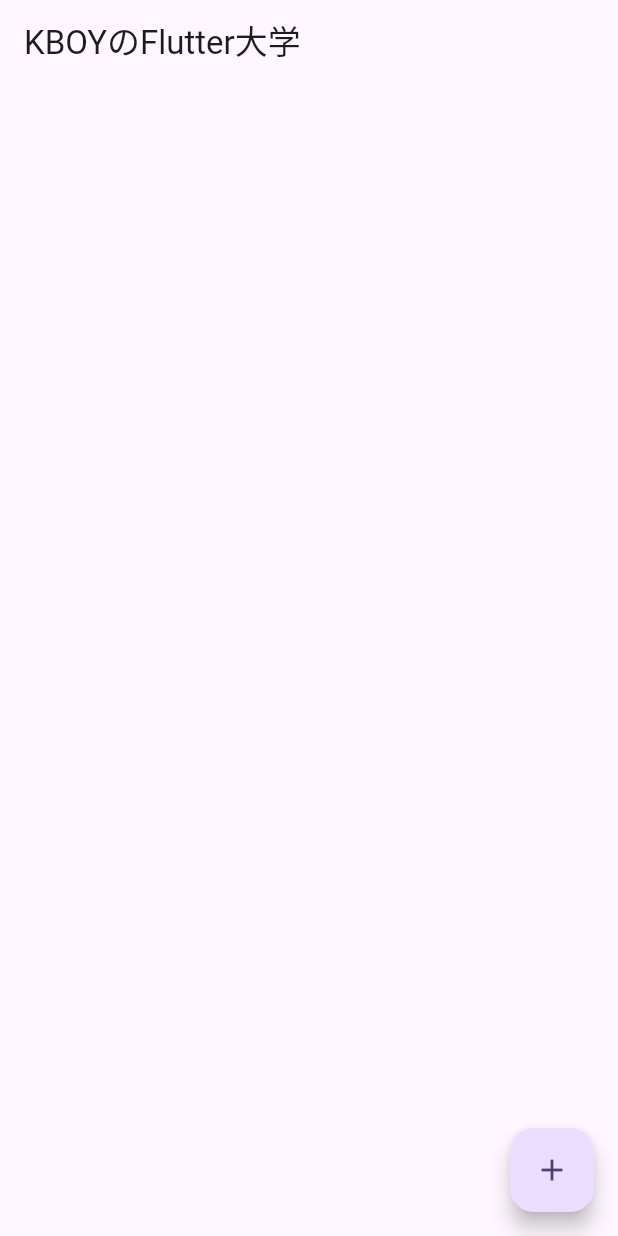
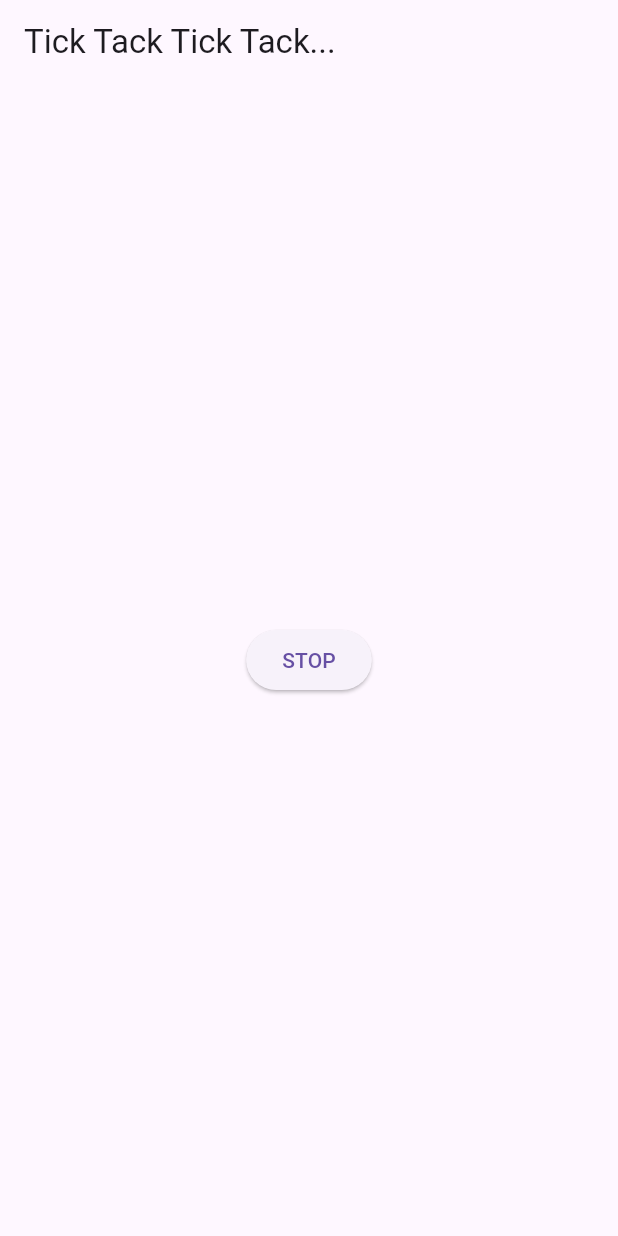
Before and after one commit to I10n/open-and-stop-timer, a Flutter app: the screen it shows after launch, on a phone screen of 412 x 824 dp. Run offline on Flutter 3.47's test engine with Material 3 defaults, Android fonts, the phone set to English and light mode, and no system bars.

Commit message:
CREATE Ticking_desplay
CREATE Setting_desplay

CHANGE Navigation_each_desplay

```diff
--- a/lib/main.dart
+++ b/lib/main.dart
@@ -5,7 +5,7 @@
 }
 
 class MyApp extends StatelessWidget {
-  const MyApp({super.key});
+  const MyApp({Key? key}) : super(key: key);
 
   // This widget is the root of your application.
   @override
@@ -13,75 +13,49 @@
     return MaterialApp(
       title: 'Flutter Demo',
       theme: ThemeData(
-        // This is the theme of your application.
-        //
-        // TRY THIS: Try running your application with "flutter run". You'll see
-        // the application has a purple toolbar. Then, without quitting the app,
-        // try changing the seedColor in the colorScheme below to Colors.green
-        // and then invoke "hot reload" (save your changes or press the "hot
-        // reload" button in a Flutter-supported IDE, or press "r" if you used
-        // the command line to start the app).
-        //
-        // Notice that the counter didn't reset back to zero; the application
-        // state is not lost during the reload. To reset the state, use hot
-        // restart instead.
-        //
-        // This works for code too, not just values: Most code changes can be
-        // tested with just a hot reload.
-        colorScheme: ColorScheme.fromSeed(seedColor: Colors.deepPurple),
-        useMaterial3: true,
+        primarySwatch: Colors.green,
       ),
-      home: const MyHomePage(title: 'Flutter Demo Home Page'),
+      home: MyHomePage(),
     );
   }
 }
 
-class MyHomePage extends StatefulWidget {
-  const MyHomePage({super.key, required this.title});
-
-  // This widget is the home page of your application. It is stateful, meaning
-  // that it has a State object (defined below) that contains fields that affect
-  // how it looks.
-
-  // This class is the configuration for the state. It holds the values (in this
-  // case the title) provided by the parent (in this case the App widget) and
-  // used by the build method of the State. Fields in a Widget subclass are
-  // always marked "final".
-
-  final String title;
-
-  @override
-  State<MyHomePage> createState() => _MyHomePageState();
-}
-
-class _MyHomePageState extends State<MyHomePage> {
-  int _counter = 0;
-
-  void _incrementCounter() {
-    setState(() {
-      // This call to setState tells the Flutter framework that something has
-      // changed in this State, which causes it to rerun the build method below
-      // so that the display can reflect the updated values. If we changed
-      // _counter without calling setState(), then the build method would not be
-      // called again, and so nothing would appear to happen.
-      _counter++;
-    });
-  }
-
+class MyHomePage extends StatelessWidget {
   @override
   Widget build(BuildContext context) {
     return Scaffold(
       appBar: AppBar(
-        title: Text('KBOYのFlutter大学'),
+        title: Text('Tick Tack Tick Tack...'),
       ),
       body: Center(
-        child: Container(),
-      ),
-      floatingActionButton: FloatingActionButton(
-        onPressed: _incrementCounter,
-        tooltip: 'Increment',
-        child: Icon(Icons.add),
+        child: ElevatedButton(
+          child: Text("STOP"),
+          onPressed: () {
+            Navigator.push(
+                context, MaterialPageRoute(builder: (context) => NextPage()));
+          },
+        ),
       ),
     );
   }
 }
+
+class NextPage extends StatelessWidget {
+  @override
+  Widget build(BuildContext context) {
+    return Scaffold(
+      appBar: AppBar(
+        title: Text('Timer Setting '),
+      ),
+      body: Center(
+        child: ElevatedButton(
+          child: Text("START"),
+          onPressed: () {
+            // ここにボタンを押した時に呼ばれるコードを書く
+            Navigator.pop(context);
+          },
+        ),
+      ),
+    );
+  }
+}
```
